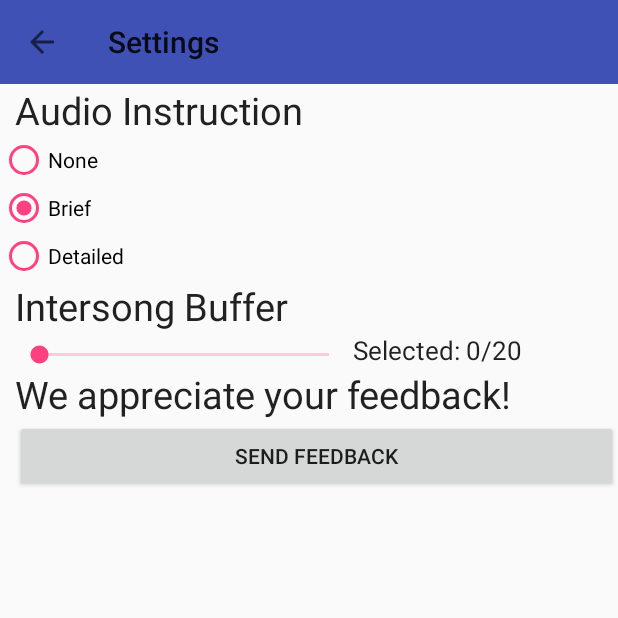
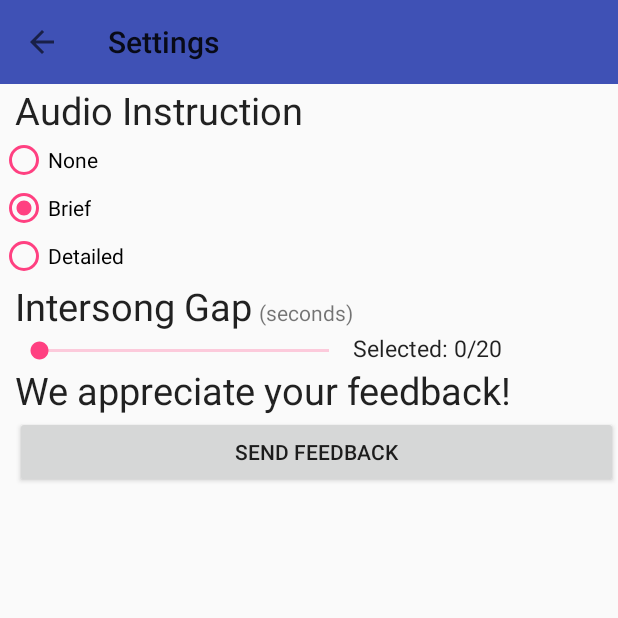
Before and after one commit to Dhanush123/Energization, an Android app: the SettingsActivity screen opened directly, with no data from a screen before it, on a phone screen of 412 x 824 dp, the top half of it. Run offline under Robolectric (Android 15) with nearby library versions, the phone set to English and light mode, and no system bars.

Commit message:
Finished app
app is finished unless changes are requested

```diff
--- a/app/src/main/AndroidManifest.xml
+++ b/app/src/main/AndroidManifest.xml
@@ -4,7 +4,7 @@
 
     <application
         android:allowBackup="true"
-        android:icon="@mipmap/ic_launcher"
+        android:icon="@drawable/flower512512"
         android:label="@string/app_name"
         android:supportsRtl="true"
         android:theme="@style/Theme.AppCompat.Light.NoActionBar" >
--- a/app/src/main/res/layout/activity_settings.xml
+++ b/app/src/main/res/layout/activity_settings.xml
@@ -105,7 +105,7 @@
         android:layout_width="wrap_content"
         android:layout_height="wrap_content"
         android:textAppearance="?android:attr/textAppearanceLarge"
-        android:text="Intersong Buffer"
+        android:text="Intersong Gap"
         android:id="@+id/textView2"
         android:textSize="25sp"
         android:layout_below="@+id/radioStuff"
@@ -117,7 +117,7 @@
         android:layout_height="wrap_content"
         android:textAppearance="?android:attr/textAppearanceLarge"
         android:id="@+id/bufferAmount"
-        android:textSize="17sp"
+        android:textSize="15sp"
         android:text="@string/bufferAmount"
         android:layout_toRightOf="@+id/seekBarBuffer"
         android:layout_toEndOf="@+id/seekBarBuffer"
@@ -132,4 +132,15 @@
         android:layout_alignLeft="@+id/textView2"
         android:layout_alignStart="@+id/textView2" />
 
+    <TextView
+        android:layout_width="wrap_content"
+        android:layout_height="wrap_content"
+        android:textAppearance="?android:attr/textAppearanceSmall"
+        android:text="(seconds)"
+        android:id="@+id/textView3"
+        android:layout_alignBaseline="@+id/textView2"
+        android:layout_alignBottom="@+id/textView2"
+        android:layout_toLeftOf="@+id/bufferAmount"
+        android:layout_toStartOf="@+id/bufferAmount" />
+
 </RelativeLayout>
```
Also changed, not shown: app/src/main/java/com/x10host/dhanushpatel/energization/MainActivity.java (+90 -14 lines), app/src/main/res/drawable/flower512512.png (added), app/src/main/res/drawable/pause24.png (added), 2 other files.
